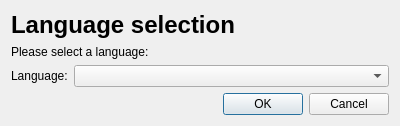
Above: dialogs/languageselectiondialog.ui from qohelet/QtZeiterfassung before the change. Below: the same form after it.
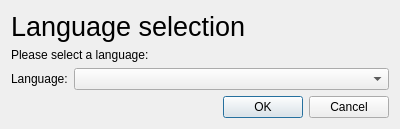
That is the form after the change.

Patch:
```diff
--- a/dialogs/languageselectiondialog.ui
+++ b/dialogs/languageselectiondialog.ui
@@ -22,8 +22,13 @@
   <layout class="QVBoxLayout" name="verticalLayout" stretch="0,0,1,0">
    <item>
     <widget class="QLabel" name="labelTitle">
+     <property name="font">
+      <font>
+       <pointsize>20</pointsize>
+      </font>
+     </property>
      <property name="text">
-      <string>&lt;h1&gt;Language selection&lt;/h1&gt;</string>
+      <string>Language selection</string>
      </property>
     </widget>
    </item>
```
